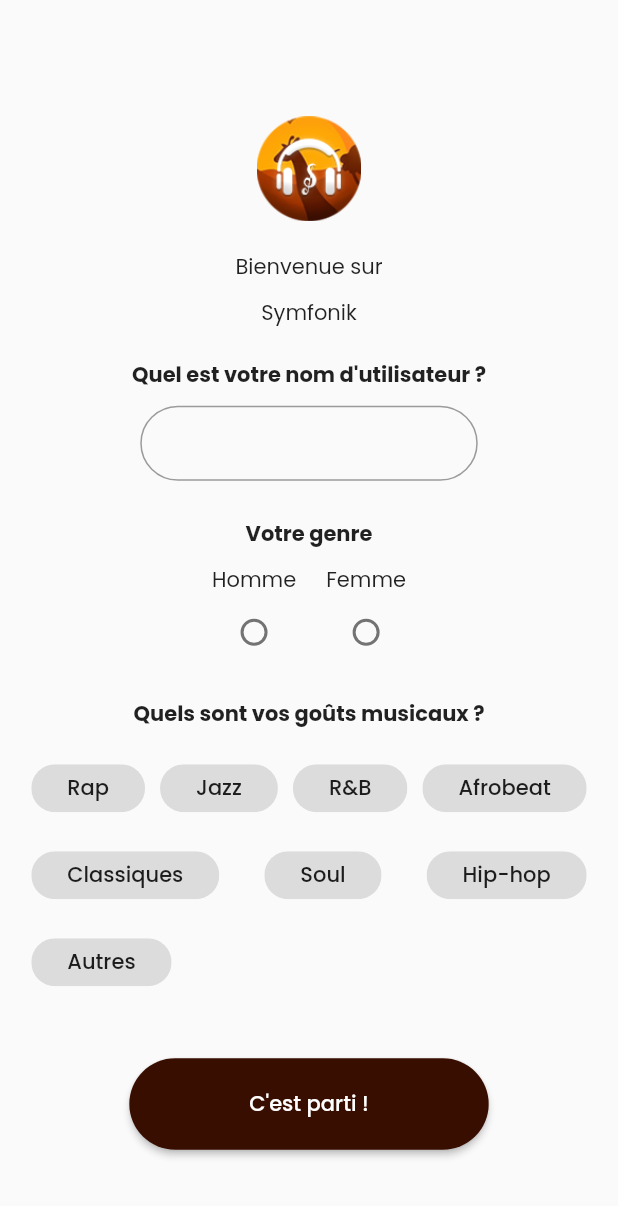
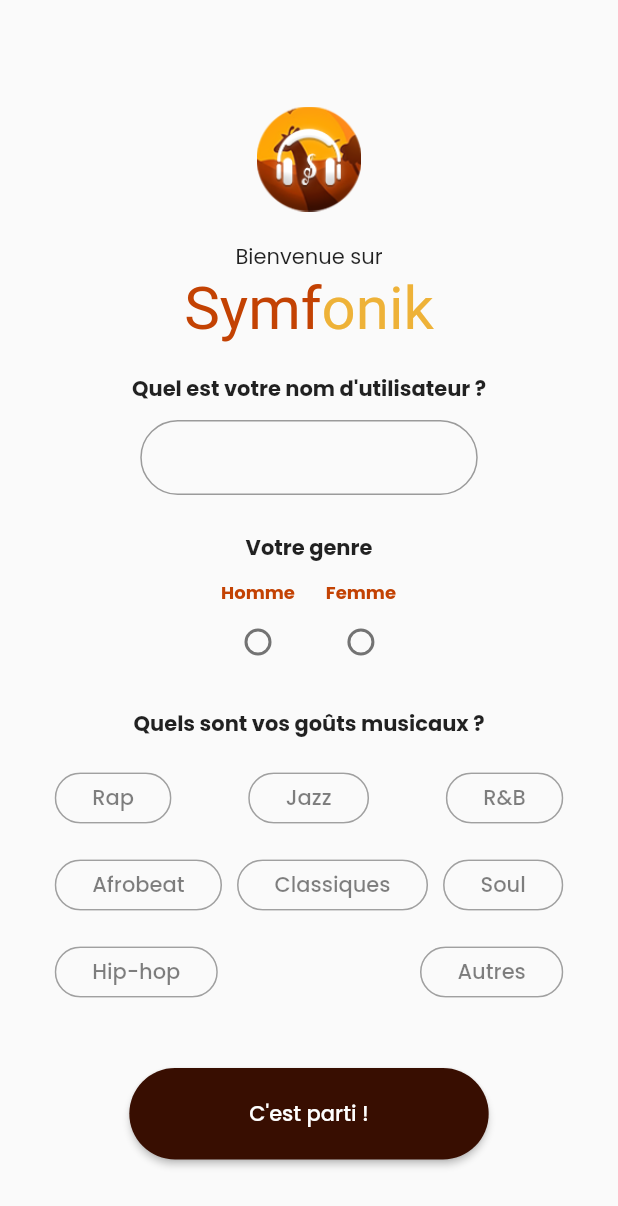
Before and after one commit to YodDigital/Symfonik_Frontend, a Flutter app: the screen it shows after launch, on a phone screen of 412 x 824 dp. Shown: the top 1206 px of the screen. Run offline on Flutter 3.47's test engine with Material 2 defaults, Android fonts, the phone set to English and light mode, and no system bars.

Commit message:
my first push

```diff
--- a/lib/main.dart
+++ b/lib/main.dart
@@ -12,6 +12,7 @@ class MyApp extends StatelessWidget {
   @override
   Widget build(BuildContext context) {
     return MaterialApp(
+      debugShowCheckedModeBanner: false,
       title: 'Symphonik',
       theme: ThemeData(fontFamily: 'Poppins'),
       home: welcome()
--- a/lib/utils/app_styles.dart
+++ b/lib/utils/app_styles.dart
@@ -1,3 +1,5 @@
+export 'app_styles.dart';
+
 import 'dart:ui';
 
 class Styles{
--- a/lib/welcome/components/chips.dart
+++ b/lib/welcome/components/chips.dart
@@ -1,6 +1,7 @@
 export 'chips.dart';
 
 import 'package:flutter/material.dart';
+import 'package:symfonik_frontend/utils/app_styles.dart';
 
 
 class chips extends StatefulWidget {
@@ -23,10 +24,13 @@ class _chipsState extends State<chips> {
       runSpacing: 10,
       children: _categories.map((category) {
         return ChoiceChip(
-              label: Text(category),
+              backgroundColor: Color.fromRGBO(0, 0, 0, 0),
+              surfaceTintColor: Color.fromRGBO(0, 0, 0, 0),
+              label: Text(category, style: TextStyle(color: Color.fromRGBO(0, 0, 0, 0.5))),
               labelPadding: EdgeInsets.symmetric(horizontal: 20),
               selected: (_selected.contains(category)),
-              selectedColor: Color.fromRGBO(234, 158, 4, 0.5),
+              selectedColor: Color.fromRGBO(234, 158, 4, 0.3),
+              // selectedBorderColor: Colors.blue,
               onSelected: (v) {
                 setState(() {
                   if(v == true) _selected.add(category);
@@ -35,7 +39,8 @@ class _chipsState extends State<chips> {
               },
               shape: RoundedRectangleBorder(
                 borderRadius: BorderRadius.circular(55),
-              ));
+                side: BorderSide(style: BorderStyle.solid, width: 1.0, color: Color.fromRGBO(0, 0, 0, 0.2),
+              )));
       }).toList(),
     );
   }
--- a/lib/welcome/components/radioButtons.dart
+++ b/lib/welcome/components/radioButtons.dart
@@ -1,6 +1,8 @@
 export 'radioButtons.dart';
 
 import 'package:flutter/material.dart';
+
+import '../../utils/app_styles.dart';
 
 
 class radioButtons extends StatefulWidget {
@@ -26,7 +28,7 @@ class _radioButtonsState extends State<radioButtons> {
             margin: EdgeInsets.only(left: 10, right: 10),
             child: Column(
               children: <Widget>[
-                Text(_genders[i]),
+                Text(_genders[i], style: TextStyle(color: Styles.orangeColor, fontWeight: FontWeight.bold, fontSize: 12)),
                 Radio(value: _genders[i], groupValue: _gender, onChanged: (value)=>{onSelect(_genders[i])}, activeColor: Color.fromRGBO(234, 158, 4, 1),)
               ],
             )
--- a/lib/welcome/welcome.dart
+++ b/lib/welcome/welcome.dart
@@ -5,6 +5,8 @@ import 'package:flutter/material.dart';
 import 'components/textInput.dart';
 import 'components/radioButtons.dart';
 import 'components/chips.dart';
+
+import '../utils/app_styles.dart';
 
 class welcome extends StatefulWidget {
   const welcome({super.key});
@@ -34,7 +36,23 @@ class _welcomeState extends State<welcome> {
             children: <Widget>[
               Container(child: Image.asset("assets/PNGs/image.png"), width: 70, height: 70, margin: EdgeInsets.all(20),),
               Container(child: Text("Bienvenue sur")),
-              Container(child: Text("Symfonik"), margin: EdgeInsets.only(top: 10, bottom: 20),),
+              Container(
+                // child: Text("Symfonik", style: TextStyle(fontFamily: 'mamakilo')), margin: EdgeInsets.only(top: 10, bottom: 20),),
+                margin: EdgeInsets.only(top: 0, bottom: 20),
+                padding: EdgeInsets.all(0),
+                child: Text.rich(
+                  style: TextStyle(fontFamily: 'mamakilo', fontSize: 40),
+                  TextSpan(
+                    text: 'Symf',
+                    style: TextStyle(color: Styles.orangeColor),
+                    children: <InlineSpan>[
+                      TextSpan(
+                        text: 'onik',
+                        style: TextStyle(color: Styles.yellowColor)
+                      )
+                    ]
+                  )
+              )),
               Form(
                 onChanged: () {
                   setState(() {
```
